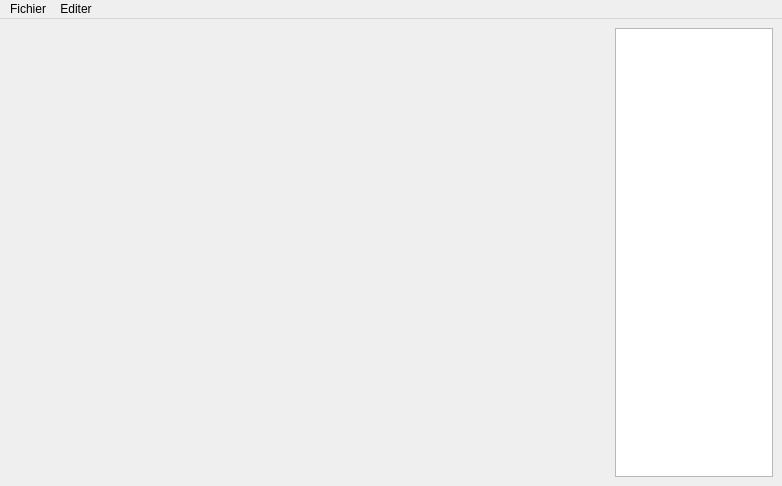
First picture: the form in Project3Donuts/src/Window/mainwindow.ui, repository darwikey/PFA-2D-3D, before the edit.
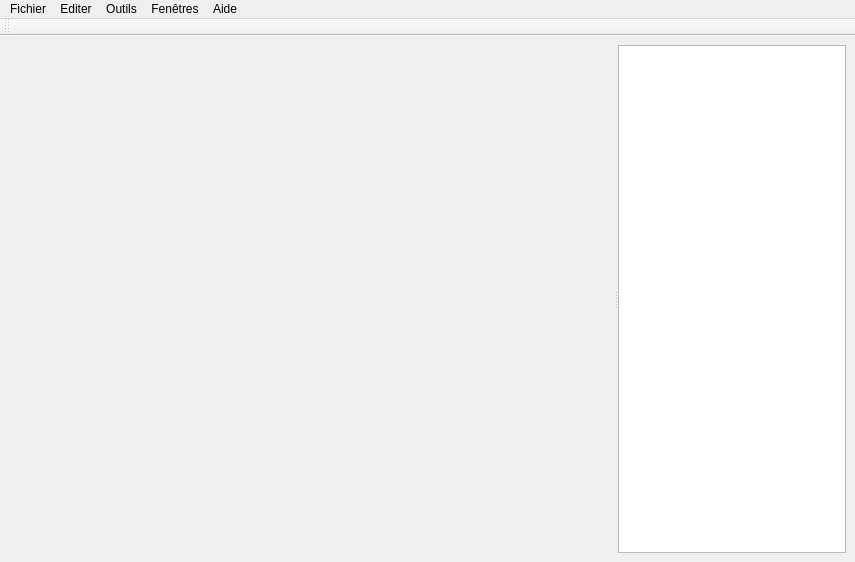
Second picture: the form after the edit.

Commit message: on peut inverser la position des fenetres

What changed in the file:
```diff
--- a/Project3Donuts/src/Window/mainwindow.ui
+++ b/Project3Donuts/src/Window/mainwindow.ui
@@ -6,8 +6,8 @@
    <rect>
     <x>0</x>
     <y>0</y>
-    <width>782</width>
-    <height>486</height>
+    <width>855</width>
+    <height>562</height>
    </rect>
   </property>
   <property name="windowTitle">
@@ -16,23 +16,32 @@
   <widget class="QWidget" name="centralwidget">
    <layout class="QHBoxLayout" name="horizontalLayout">
     <item>
-     <widget class="QWidget" name="widget" native="true">
-      <property name="minimumSize">
-       <size>
-        <width>600</width>
-        <height>0</height>
-       </size>
+     <widget class="QSplitter" name="splitter">
+      <property name="orientation">
+       <enum>Qt::Horizontal</enum>
       </property>
-     </widget>
-    </item>
-    <item>
-     <widget class="QListView" name="listView">
-      <property name="maximumSize">
-       <size>
-        <width>228</width>
-        <height>16777215</height>
-       </size>
-      </property>
+      <widget class="QWidget" name="widget" native="true">
+       <property name="minimumSize">
+        <size>
+         <width>0</width>
+         <height>0</height>
+        </size>
+       </property>
+       <property name="baseSize">
+        <size>
+         <width>500</width>
+         <height>0</height>
+        </size>
+       </property>
+      </widget>
+      <widget class="QListView" name="listView">
+       <property name="maximumSize">
+        <size>
+         <width>228</width>
+         <height>16777215</height>
+        </size>
+       </property>
+      </widget>
      </widget>
     </item>
    </layout>
@@ -42,7 +51,7 @@
     <rect>
      <x>0</x>
      <y>0</y>
-     <width>782</width>
+     <width>855</width>
      <height>21</height>
     </rect>
    </property>
@@ -57,10 +66,46 @@
     <property name="title">
      <string>Editer</string>
     </property>
-    <addaction name="actionDegrader"/>
+    <addaction name="actionPr_f_rences"/>
+   </widget>
+   <widget class="QMenu" name="menuAide">
+    <property name="title">
+     <string>Aide</string>
+    </property>
+    <addaction name="actionA_propos"/>
+   </widget>
+   <widget class="QMenu" name="menuOutils">
+    <property name="title">
+     <string>Outils</string>
+    </property>
+    <addaction name="actionEffectuer_un_rendu"/>
+    <addaction name="actionAfficher_la_carte_de_profondeur"/>
+    <addaction name="actionAnaglyphes"/>
+    <addaction name="actionAuto_st_r_ogrammes"/>
+    <addaction name="actionFlipbook"/>
+   </widget>
+   <widget class="QMenu" name="menuFen_tre">
+    <property name="title">
+     <string>Fenêtres</string>
+    </property>
+    <addaction name="actionInverser_les_positions_des_fen_tres"/>
    </widget>
    <addaction name="menuFichier"/>
    <addaction name="menuEditer"/>
+   <addaction name="menuOutils"/>
+   <addaction name="menuFen_tre"/>
+   <addaction name="menuAide"/>
+  </widget>
+  <widget class="QToolBar" name="toolBar">
+   <property name="windowTitle">
+    <string>toolBar</string>
+   </property>
+   <attribute name="toolBarArea">
+    <enum>TopToolBarArea</enum>
+   </attribute>
+   <attribute name="toolBarBreak">
+    <bool>false</bool>
+   </attribute>
   </widget>
   <action name="actionOuvrir">
    <property name="text">
```
Left out of the diff: 95 changed lines with no effect on the pictures. The commit also changes 6 other files.
